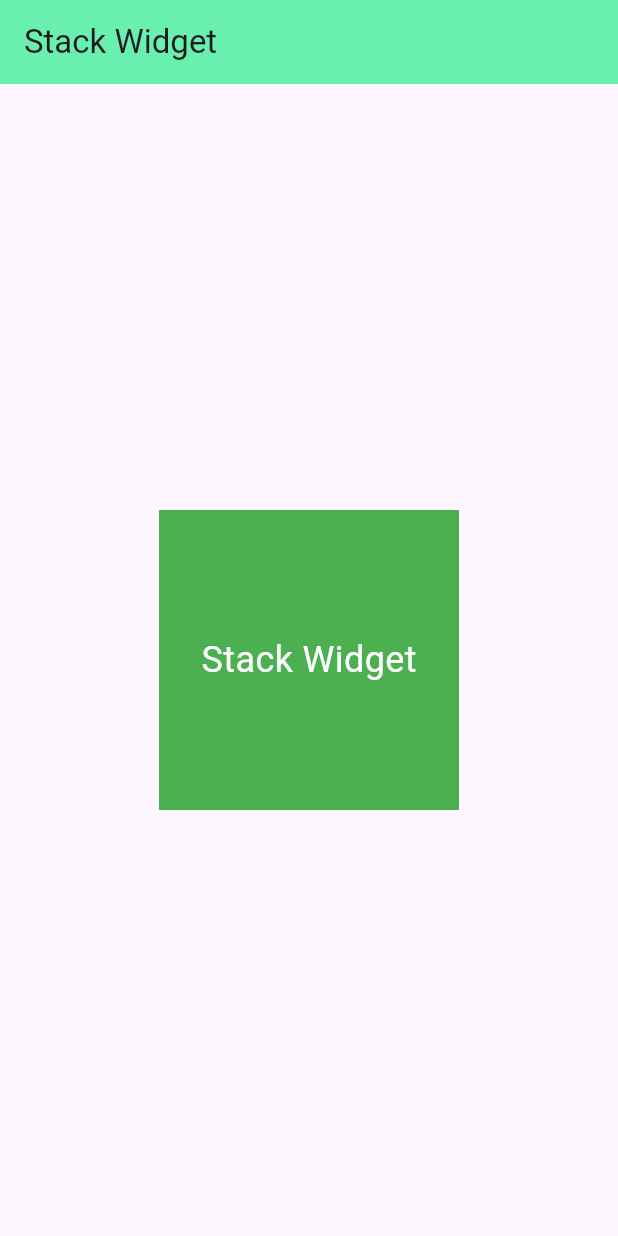
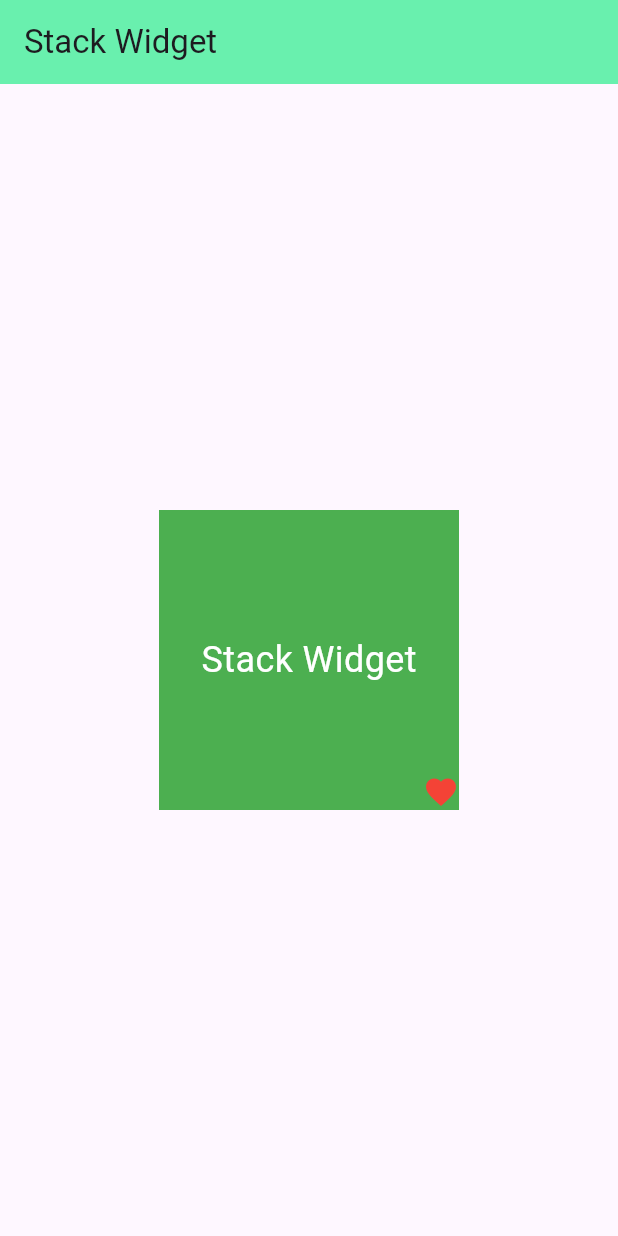
Before and after one commit to OrewaKimi/Flutter_Styling_Widget, a Flutter app: the screen it shows after launch, on a phone screen of 412 x 824 dp. Run offline on Flutter 3.47's test engine with Material 3 defaults, Android fonts, the phone set to English and light mode, and no system bars.

Commit message:
Add an icon in the bottom right corner using Positioned.

```diff
--- a/lib/main.dart
+++ b/lib/main.dart
@@ -34,6 +34,15 @@ class MyApp extends StatelessWidget {
                   fontSize: 24,
                 ),
               ),
+              Positioned(
+              bottom: 0,
+              right: 0,
+              child: Icon(
+                Icons.favorite,
+                color: Colors.red,
+                size: 24,
+              ),
+              ),
             ],
           ),
         ),
```
